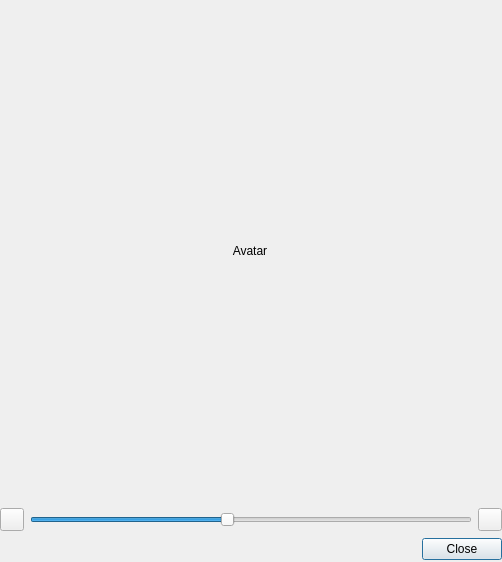
First picture: the form in ui/user_avatar.ui, repository gitter-badger/simplechatclient, before the edit.
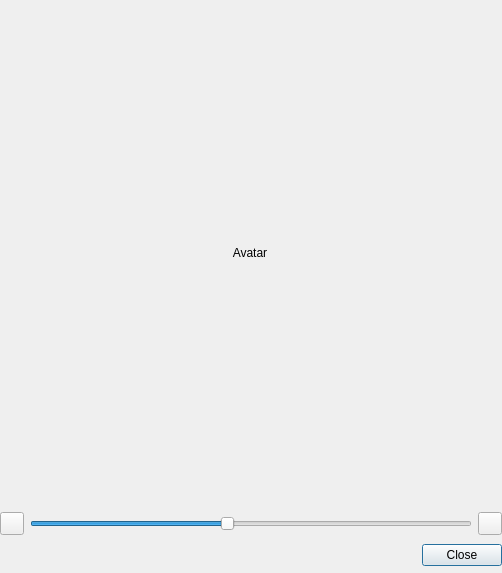
Second picture: the form after the edit. Icons and pictures are not drawn.

```diff
--- a/ui/user_avatar.ui
+++ b/ui/user_avatar.ui
@@ -7,19 +7,19 @@
     <x>0</x>
     <y>0</y>
     <width>502</width>
-    <height>562</height>
+    <height>573</height>
    </rect>
   </property>
   <property name="minimumSize">
    <size>
     <width>502</width>
-    <height>562</height>
+    <height>573</height>
    </size>
   </property>
   <property name="maximumSize">
    <size>
     <width>502</width>
-    <height>562</height>
+    <height>573</height>
    </size>
   </property>
   <property name="windowTitle">
@@ -35,7 +35,7 @@
      <x>0</x>
      <y>0</y>
      <width>502</width>
-     <height>562</height>
+     <height>572</height>
     </rect>
    </property>
    <layout class="QVBoxLayout" name="verticalLayout">
```
